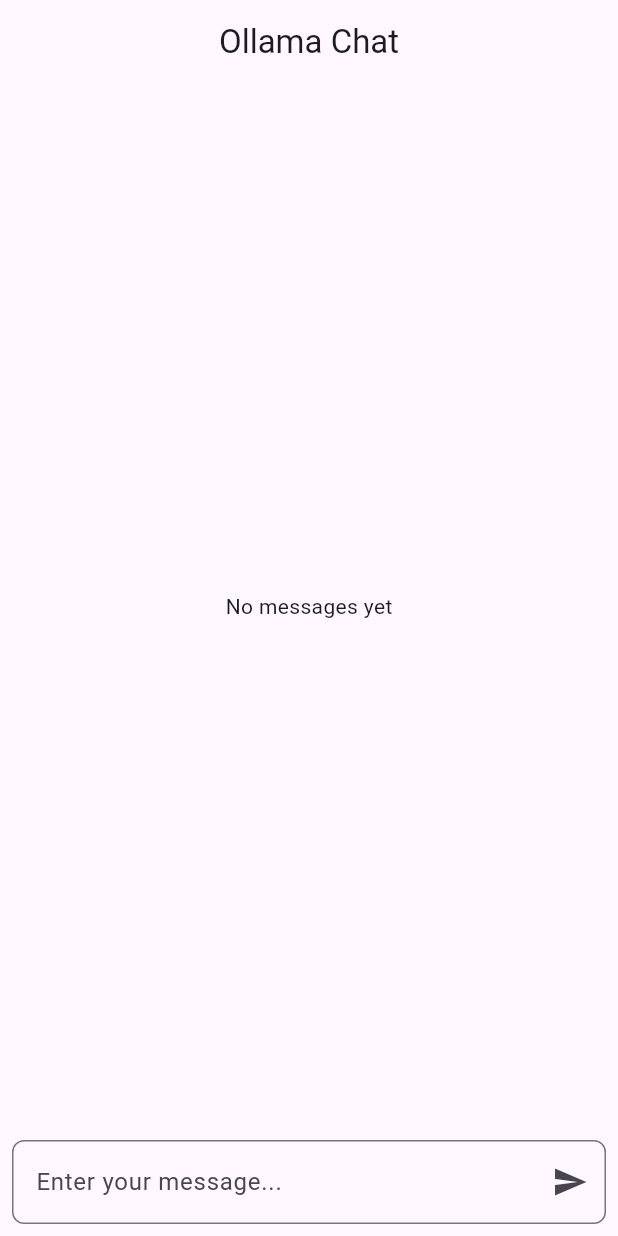
After one commit to Itterum/simple-chat-ai, a Flutter app: the screen it shows after launch, on a phone screen of 412 x 824 dp. The commit adds this screen. Run offline on Flutter 3.47's test engine with Material 3 defaults, Android fonts, the phone set to English and light mode, and no system bars; our stand-ins replace flutter_bloc.

Commit message:
change state management

```diff
--- /dev/null
+++ b/lib/chat/chat_bloc.dart
@@ -0,0 +1,92 @@
+import 'package:flutter_bloc/flutter_bloc.dart';
+import 'dart:convert';
+import 'package:http/http.dart' as http;
+import 'package:simple_chat_ai/chat/chat_state.dart';
+import 'package:simple_chat_ai/chat/message.dart';
+import 'package:simple_chat_ai/logger.dart';
+
+abstract class ChatEvent {}
+
+class SendMessage extends ChatEvent {
+  final String sender;
+  final String content;
+
+  SendMessage({required this.sender, required this.content});
+}
+
+class ClearMessages extends ChatEvent {}
+
+class ChatBloc extends Bloc<ChatEvent, ChatState> {
+  ChatBloc() : super(const ChatState()) {
+    on<SendMessage>((event, emit) async {
+      try {
+        emit(state.copyWith(isLoading: true, errorMessage: null));
+        final List<Message> messages = List.from(state.messages);
+
+        messages.add(Message(
+          sender: event.sender,
+          content: event.content,
+          timestamp: DateTime.now(),
+        ));
+
+        emit(state.copyWith(
+          isLoading: true,
+          messages: messages,
+        ));
+
+        final response = await http.post(
+          Uri.parse('http://localhost:11434/api/chat'),
+          // Uri.parse('http://192.168.100.8:11434/api/chat'),
+          // Uri.parse('http://10.0.2.2:11434/api/chat'),
+          body: jsonEncode({
+            'model': 'codeLlama:7b',
+            'messages': [
+              {'role': 'user', 'content': event.content},
+            ],
+          }),
+          headers: {'Content-Type': 'application/json'},
+        );
+
+        if (response.statusCode != 200 || response.body.isEmpty) {
+          final error =
+              'Error occurred while sending message: ${response.body} (${response.statusCode})';
+          logger.warning(error);
+          emit(state.copyWith(isLoading: false, errorMessage: error));
+          return;
+        }
+
+        final responseLines = response.body.split('\n');
+        final aiResponse = StringBuffer();
+
+        for (var line in responseLines) {
+          if (line.trim().isEmpty) continue;
+
+          final data = jsonDecode(line);
+          aiResponse.write(data['message']['content']);
+
+          if (data['done'] == true) {
+            messages.add(Message(
+              sender: data['model'],
+              content: aiResponse.toString().trim(),
+              timestamp: DateTime.now(),
+            ));
+            break;
+          }
+        }
+
+        emit(state.copyWith(
+          isLoading: false,
+          messages: messages,
+        ));
+      } catch (e) {
+        final error = 'Error occurred while sending message: $e';
+        logger.severe(error);
+        emit(state.copyWith(isLoading: false, errorMessage: error));
+      }
+    });
+
+    on<ClearMessages>((event, emit) {
+      emit(state.copyWith(messages: []));
+    });
+  }
+}
--- /dev/null
+++ b/lib/chat/chat_state.dart
@@ -0,0 +1,25 @@
+import 'package:simple_chat_ai/chat/message.dart';
+
+class ChatState {
+  final List<Message> messages;
+  final bool isLoading;
+  final String? errorMessage;
+
+  const ChatState({
+    this.messages = const [],
+    this.isLoading = false,
+    this.errorMessage,
+  });
+
+  ChatState copyWith({
+    List<Message>? messages,
+    bool? isLoading,
+    String? errorMessage,
+  }) {
+    return ChatState(
+      messages: messages ?? this.messages,
+      isLoading: isLoading ?? this.isLoading,
+      errorMessage: errorMessage ?? this.errorMessage,
+    );
+  }
+}
--- /dev/null
+++ b/lib/chat/chat_view.dart
@@ -0,0 +1,186 @@
+import 'package:flutter/material.dart';
+import 'package:flutter_bloc/flutter_bloc.dart';
+import 'package:intl/intl.dart';
+import 'package:simple_chat_ai/chat/chat_bloc.dart';
+import 'package:simple_chat_ai/chat/chat_state.dart';
+import 'package:simple_chat_ai/logger.dart';
+
+class ChatPage extends StatelessWidget {
+  const ChatPage({super.key});
+
+  @override
+  Widget build(BuildContext context) {
+    return BlocProvider(
+      create: (_) => ChatBloc(),
+      child: const ChatView(),
+    );
+  }
+}
+
+class ChatView extends StatefulWidget {
+  const ChatView({super.key});
+
+  @override
+  State<ChatView> createState() => _ChatViewState();
+}
+
+class _ChatViewState extends State<ChatView> {
+  final TextEditingController _textController = TextEditingController();
+  final String _currentUser = "Ryan Gosling";
+  final String _title = 'Ollama Chat';
+
+  @override
+  void initState() {
+    super.initState();
+
+    context.read<ChatBloc>().stream.listen(
+      (messages) {
+        setState(() {});
+      },
+      onError: (error) {
+        logger.warning('Error in chat stream: $error');
+      },
+    );
+  }
+
+  @override
+  void dispose() {
+    _textController.dispose();
+    super.dispose();
+  }
+
+  @override
+  Widget build(BuildContext context) {
+    return Scaffold(
+      appBar: AppBar(
+        title: Text(_title),
+        centerTitle: true,
+      ),
+      body: Column(
+        children: [
+          BlocBuilder<ChatBloc, ChatState>(
+            buildWhen: (previous, current) =>
+                previous.isLoading != current.isLoading,
+            builder: (context, state) {
+              if (state.isLoading) {
+                return const LinearProgressIndicator();
+              }
+              return const SizedBox.shrink();
+            },
+          ),
+          Expanded(
+            child: BlocBuilder<ChatBloc, ChatState>(
+              builder: (context, state) {
+                if (state.messages.isEmpty) {
+                  return const Center(child: Text('No messages yet'));
+                }
+
+                return ListView.builder(
+                  itemCount: state.messages.length,
+                  itemBuilder: (context, index) {
+                    final message = state.messages[index];
+                    final isCurrentUser = message.sender == _currentUser;
+
+                    return Align(
+                      alignment: isCurrentUser
+                          ? Alignment.centerRight
+                          : Alignment.centerLeft,
+                      child: Container(
+                        margin: const EdgeInsets.symmetric(
+                            vertical: 5, horizontal: 10),
+                        padding: const EdgeInsets.all(10),
+                        decoration: BoxDecoration(
+                          color: isCurrentUser
+                              ? Colors.blue[100]
+                              : Colors.grey[300],
+                          borderRadius: BorderRadius.only(
+                            topLeft: const Radius.circular(10),
+                            topRight: const Radius.circular(10),
+                            bottomLeft: Radius.circular(isCurrentUser ? 10 : 0),
+                            bottomRight:
+                                Radius.circular(isCurrentUser ? 0 : 10),
+                          ),
+                        ),
+                        child: Column(
+                          crossAxisAlignment: isCurrentUser
+                              ? CrossAxisAlignment.end
+                              : CrossAxisAlignment.start,
+                          children: [
+                            Text(
+                              message.sender,
+                              style: TextStyle(
+                                fontWeight: FontWeight.bold,
+                                color: isCurrentUser
+                                    ? Colors.blue[800]
+                                    : Colors.grey[800],
+                              ),
+                            ),
+                            const SizedBox(height: 5),
+                            !isCurrentUser && message == state.messages.last
+                                ? StreamBuilder<String>(
+                                    stream:
+                                        _simulateMessageTyping(message.content),
+                                    builder: (context, snapshot) {
+                                      return Text(snapshot.data ?? '',
+                                          style: const TextStyle(fontSize: 16));
+                                    },
+                                  )
+                                : Text(message.content,
+                                    style: const TextStyle(fontSize: 16)),
+                            const SizedBox(height: 5),
+                            Text(
+                              DateFormat('HH:mm').format(message.timestamp),
+                              style: const TextStyle(
+                                fontSize: 10,
+                                color: Colors.grey,
+                              ),
+                            ),
+                          ],
+                        ),
+                      ),
+                    );
+                  },
+                );
+              },
+            ),
+          ),
+          Padding(
+            padding: const EdgeInsets.all(8.0),
+            child: Row(
+              children: [
+                Expanded(
+                  child: TextField(
+                    controller: _textController,
+                    decoration: InputDecoration(
+                      border: const OutlineInputBorder(
+                        borderRadius: BorderRadius.all(Radius.circular(8.0)),
+                      ),
+                      hintText: 'Enter your message...',
+                      suffixIcon: IconButton(
+                        onPressed: () {
+                          context.read<ChatBloc>().add(SendMessage(
+                              sender: _currentUser,
+                              content: _textController.text));
+
+                          _textController.clear();
+                        },
+                        icon: const Icon(Icons.send),
+                      ),
+                    ),
+                  ),
+                ),
+              ],
+            ),
+          ),
+        ],
+      ),
+    );
+  }
+
+  Stream<String> _simulateMessageTyping(String fullMessage) async* {
+    for (int i = 1; i <= fullMessage.length; i++) {
+      await Future.delayed(const Duration(milliseconds: 50));
+      yield fullMessage.substring(0, i);
+    }
+  }
+}
--- /dev/null
+++ b/lib/chat/message.dart
@@ -0,0 +1,11 @@
+class Message {
+  final String sender;
+  final String content;
+  final DateTime timestamp;
+
+  const Message({
+    required this.sender,
+    required this.content,
+    required this.timestamp,
+  });
+}
--- a/lib/main.dart
+++ b/lib/main.dart
@@ -1,5 +1,5 @@
 import 'package:flutter/material.dart';
-import 'package:simple_chat_ai/chat_widget.dart';
+import 'package:simple_chat_ai/chat/chat_view.dart';
 import 'package:simple_chat_ai/logger.dart';
 
 void main() {
@@ -16,7 +16,7 @@ class MainApp extends StatelessWidget {
     return MaterialApp(
       home: Scaffold(
         body: Center(
-          child: ChatWidget(),
+          child: ChatPage(),
         ),
       ),
     );
--- a/pubspec.yaml
+++ b/pubspec.yaml
@@ -9,6 +9,7 @@ environment:
 dependencies:
   flutter:
     sdk: flutter
+  flutter_bloc: ^8.1.6
   http: ^1.2.2
   intl: ^0.20.1
   logging: ^1.3.0
```
Also changed, not shown: lib/chat_model.dart (deleted, +0 -104 lines), lib/chat_widget.dart (deleted, +0 -190 lines), pubspec.lock.
